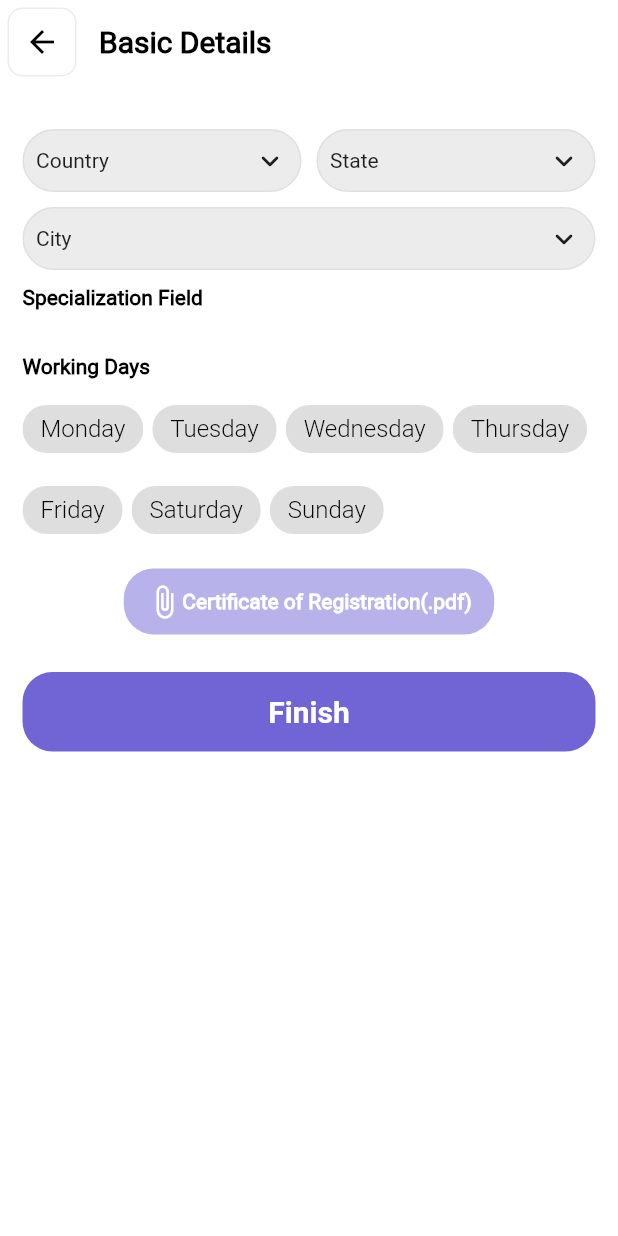
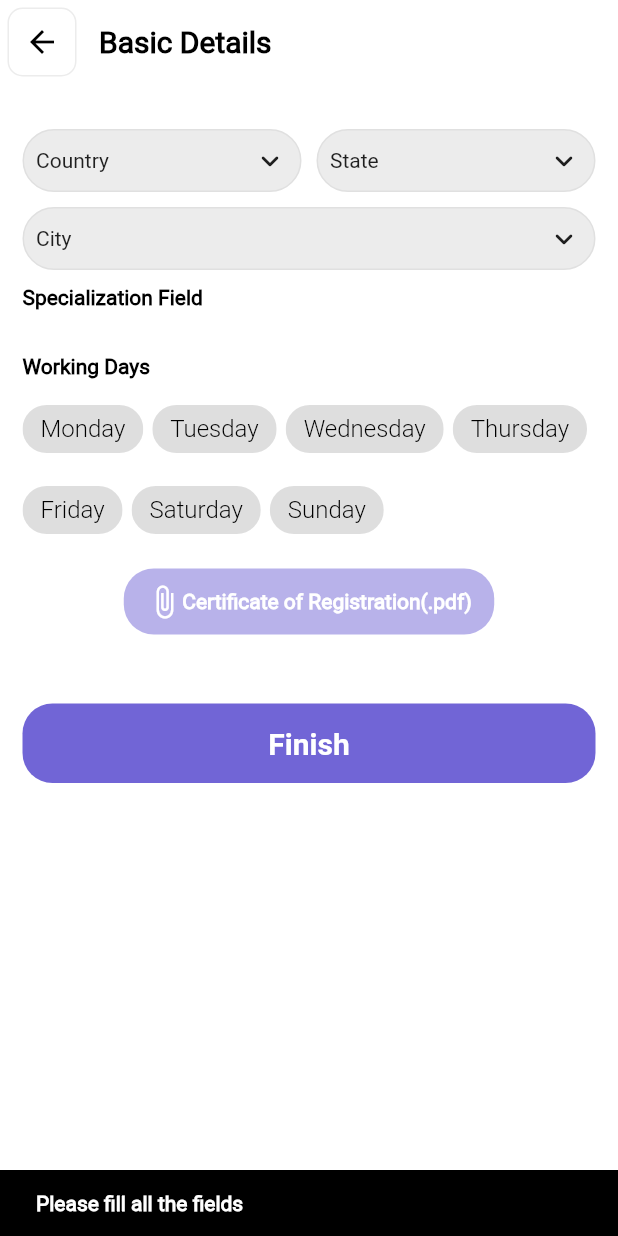
Before and after one commit to Peterkimliz/digimhealth, a Flutter app: the BasicDetails screen opened directly with empty values, after a tap on "Finish", on a phone screen of 412 x 824 dp. Run offline on Flutter 3.47's test engine with Material 2 defaults, Android fonts, the phone set to English and light mode, and no system bars; drawn by our look-alikes of csc_picker; our stand-ins replace cached_network_image, calendar_date_picker2, dots_indicator, file_picker, firebase_core, firebase_storage and 7 more; accounts and stored records are empty; network calls fail.

Commit message:
created doctor authentication page

```diff
--- a/lib/models/user_model.dart
+++ b/lib/models/user_model.dart
@@ -1,5 +1,3 @@
-import 'dart:math';
-
 class UserModel {
   String? id;
   String? email;
--- a/lib/screens/doctor/components/basic_details.dart
+++ b/lib/screens/doctor/components/basic_details.dart
@@ -4,6 +4,7 @@ import 'package:csc_picker/csc_picker.dart';
 import 'package:digimhealth/controllers/UserController.dart';
 import 'package:digimhealth/controllers/home_controller.dart';
 import 'package:digimhealth/utils/styles.dart';
+import 'package:digimhealth/widgets/loader.dart';
 import 'package:digimhealth/widgets/major_title.dart';
 import 'package:file_picker/file_picker.dart';
 import 'package:flutter/material.dart';
@@ -219,12 +220,14 @@ class BasicDetails extends StatelessWidget {
                 onTap: () async {
                   FilePickerResult? result =
                       await FilePicker.platform.pickFiles(
-                    allowedExtensions: ['pdf'],
+                    type: FileType.custom,
+                          allowedExtensions: ['pdf']
                   );
 
                   if (result != null && result.files.single.path != null) {
                     File file = File(result.files.single.path!);
-                    userController.pickedFile!.value=file;
+                    userController.pickedFile!.value = file;
+                    print("file is ${userController.pickedFile!.value!.path}");
                   }
                 },
                 child: Center(
@@ -249,12 +252,37 @@ class BasicDetails extends StatelessWidget {
                   ),
                 ),
               ),
+              SizedBox(height: 5),
+              Obx(() => Center(
+                child: MajorTitle(
+                    title: userController.pickedFile!.value != null
+                        ? userController.pickedFile!.value!.path.split('/').last
+                        : "",
+                    color: Colors.black),
+              )),
+
               SizedBox(
                 height: 25,
               ),
-              customButton(
-                  callback: () {},
-                  title: "Finish")
+              Obx(() {
+                return userController.updateLoad.value
+                    ? Center(child: Loader())
+                    : customButton(
+                        callback: () {
+                          if (userController.validateUserData() == true) {
+                            userController.updateDoctor(uid: id);
+                          } else {
+                            ScaffoldMessenger.of(context)
+                                .showSnackBar(new SnackBar(
+                              content: MajorTitle(
+                                  title: "Please fill all the fields",
+                                  color: Colors.white),
+                              backgroundColor: Colors.black,
+                            ));
+                          }
+                        },
+                        title: "Finish");
+              })
             ],
           ),
         ),
--- a/lib/screens/doctor/doctor_profile_setup.dart
+++ b/lib/screens/doctor/doctor_profile_setup.dart
@@ -64,6 +64,7 @@ class DoctorProfileSetUp extends StatelessWidget {
                 ),
                 SizedBox(height: 3),
                 TextFormField(
+                  keyboardType: TextInputType.number,
                   controller: userController.textEditingControllerFee,
                   inputFormatters: [FilteringTextInputFormatter.digitsOnly],
                   decoration: InputDecoration(
```
Also changed, not shown: lib/controllers/UserController.dart (+119 -27 lines), lib/screens/doctor/doctor_verification_page.dart (added, +47 -0 lines), assets/images/successAccount.png (added), 1 other file.
